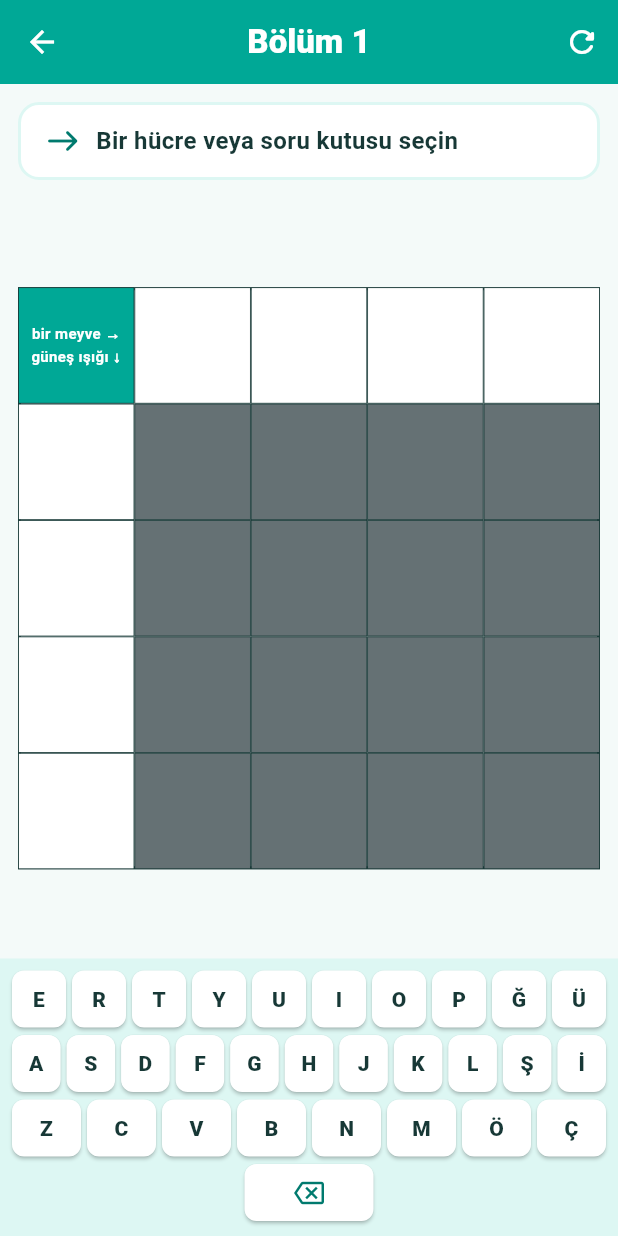
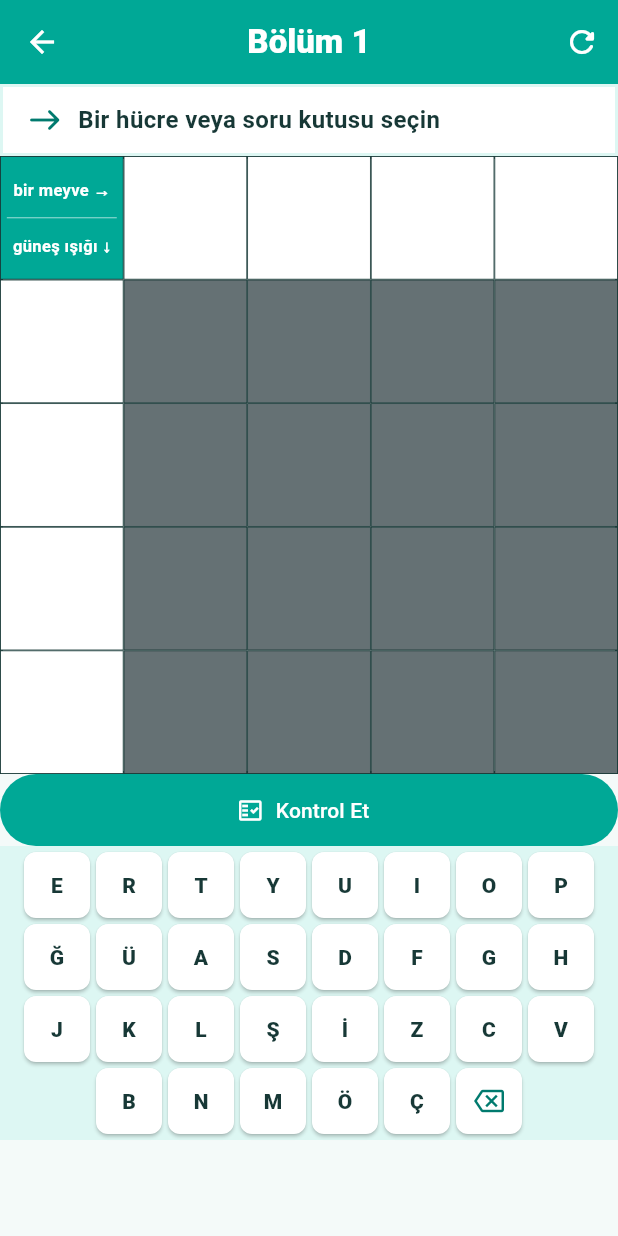
Before and after one commit to Djayaz42/cengel_bulmaca, a Flutter app: the screen it shows after launch, after a tap on an icon or button, on a phone screen of 412 x 824 dp. Run offline on Flutter 3.47's test engine with Material 3 defaults, Android fonts, the phone set to English and light mode, and no system bars.

Commit message:
Improve crossword feedback and responsive layout

```diff
--- a/lib/controllers/game_controller.dart
+++ b/lib/controllers/game_controller.dart
@@ -10,6 +10,7 @@ class GameController extends ChangeNotifier {
 
   final Puzzle puzzle;
   final Map<GridPosition, String> _letters = {};
+  bool _showValidationErrors = false;
 
   PuzzleWord? selectedWord;
   GridPosition? selectedCell;
@@ -22,8 +23,29 @@ class GameController extends ChangeNotifier {
   }
 
   Map<GridPosition, String> get letters => Map.unmodifiable(_letters);
+  bool get showValidationErrors => _showValidationErrors;
 
   String letterAt(GridPosition position) => _letters[position] ?? '';
+
+  String? correctLetterAt(GridPosition position) {
+    for (final word in puzzle.wordsAt(position)) {
+      final index = word.positions.indexOf(position);
+      if (index >= 0) return word.answer[index];
+    }
+    return null;
+  }
+
+  bool? isCellCorrect(GridPosition position) {
+    final letter = letterAt(position);
+    if (letter.isEmpty) return null;
+    return letter == correctLetterAt(position);
+  }
+
+  bool shouldHighlightError(GridPosition position) {
+    return _showValidationErrors &&
+        puzzle.cellAt(position)?.type == CellType.answer &&
+        isCellCorrect(position) != true;
+  }
 
   bool isInSelectedWord(GridPosition position) {
     return selectedWord?.positions.contains(position) ?? false;
@@ -81,6 +103,7 @@ class GameController extends ChangeNotifier {
     if (position == null || word == null || letter.isEmpty) return;
 
     _letters[position] = letter.toUpperCase();
+    _showValidationErrors = false;
     final index = word.positions.indexOf(position);
     if (index >= 0 && index < word.positions.length - 1) {
       selectedCell = word.positions[index + 1];
@@ -100,12 +123,28 @@ class GameController extends ChangeNotifier {
         _letters.remove(selectedCell);
       }
     }
+    _showValidationErrors = false;
     notifyListeners();
   }
 
   void clear() {
     _letters.clear();
+    _showValidationErrors = false;
     notifyListeners();
+  }
+
+  int checkAnswers() {
+    _showValidationErrors = true;
+    final wrongCells = <GridPosition>{};
+    for (final word in puzzle.words) {
+      for (final position in word.positions) {
+        if (isCellCorrect(position) != true) {
+          wrongCells.add(position);
+        }
+      }
+    }
+    notifyListeners();
+    return wrongCells.length;
   }
 
   bool get isComplete {
--- a/lib/screens/chapter_list_screen.dart
+++ b/lib/screens/chapter_list_screen.dart
@@ -10,9 +10,10 @@ class ChapterListScreen extends StatelessWidget {
   Widget build(BuildContext context) {
     return Scaffold(
       appBar: AppBar(title: const Text('ÇENGEL BULMACA')),
-      body: Center(
+      body: Align(
+        alignment: Alignment.topCenter,
         child: ConstrainedBox(
-          constraints: const BoxConstraints(maxWidth: 620),
+          constraints: const BoxConstraints(maxWidth: 600),
           child: ListView(
             padding: const EdgeInsets.all(20),
             children: [
@@ -23,7 +24,9 @@ class ChapterListScreen extends StatelessWidget {
               const SizedBox(height: 8),
               const Text('Kelimeleri çöz, yönünü seç ve bulmacayı tamamla.'),
               const SizedBox(height: 24),
-              Card(
+              SizedBox(
+                width: double.infinity,
+                child: Card(
                   clipBehavior: Clip.antiAlias,
                   child: InkWell(
                     onTap: () {
@@ -78,6 +81,7 @@ class ChapterListScreen extends StatelessWidget {
                     ),
                   ),
                 ),
+              ),
             ],
           ),
         ),
--- a/lib/screens/game_screen.dart
+++ b/lib/screens/game_screen.dart
@@ -1,3 +1,5 @@
+import 'dart:math' as math;
+
 import 'package:flutter/material.dart';
 
 import '../controllers/game_controller.dart';
@@ -48,6 +50,21 @@ class _GameScreenState extends State<GameScreen> {
     }
   }
 
+  void _checkAnswers() {
+    final wrongCount = _controller!.checkAnswers();
+    ScaffoldMessenger.of(context)
+      ..hideCurrentSnackBar()
+      ..showSnackBar(
+        SnackBar(
+          content: Text(
+            wrongCount == 0
+                ? 'Tüm hücreler doğru.'
+                : '$wrongCount hücre yanlış veya boş.',
+          ),
+        ),
+      );
+  }
+
   @override
   void dispose() {
     _controller?.removeListener(_onGameChanged);
@@ -72,18 +89,33 @@ class _GameScreenState extends State<GameScreen> {
       body: controller == null
           ? const Center(child: CircularProgressIndicator())
           : SafeArea(
-              child: Center(
+              child: Align(
+                alignment: Alignment.topCenter,
                 child: ConstrainedBox(
                   constraints: const BoxConstraints(maxWidth: 650),
+                  child: LayoutBuilder(
+                    builder: (context, constraints) {
+                      final gridSize = math.min(
+                        constraints.maxWidth,
+                        math.max(180.0, constraints.maxHeight - 315.0),
+                      );
+                      return SingleChildScrollView(
                         child: Column(
+                          mainAxisAlignment: MainAxisAlignment.start,
                           children: [
                             _CluePanel(controller: controller),
-                      Expanded(
-                        child: Padding(
-                          padding: const EdgeInsets.symmetric(horizontal: 12),
-                          child: Center(
+                            SizedBox(
+                              width: gridSize,
+                              height: gridSize,
                               child: CrosswordGrid(controller: controller),
                             ),
+                            SizedBox(
+                              width: double.infinity,
+                              height: 48,
+                              child: FilledButton.icon(
+                                onPressed: _checkAnswers,
+                                icon: const Icon(Icons.fact_check_outlined),
+                                label: const Text('Kontrol Et'),
                               ),
                             ),
                             TurkishKeyboard(
@@ -91,6 +123,9 @@ class _GameScreenState extends State<GameScreen> {
                               onDelete: controller.deleteLetter,
                             ),
                           ],
+                        ),
+                      );
+                    },
                   ),
                 ),
               ),
@@ -117,11 +152,9 @@ class _CluePanel extends StatelessWidget {
 
     return Container(
       width: double.infinity,
-      margin: const EdgeInsets.all(12),
-      padding: const EdgeInsets.symmetric(horizontal: 16, vertical: 12),
+      padding: const EdgeInsets.symmetric(horizontal: 16, vertical: 10),
       decoration: BoxDecoration(
         color: Colors.white,
-        borderRadius: BorderRadius.circular(14),
         border: Border.all(color: AppColors.lightTurquoise, width: 2),
       ),
       child: Row(
--- a/lib/widgets/crossword_grid.dart
+++ b/lib/widgets/crossword_grid.dart
@@ -78,23 +78,35 @@ class _GridCell extends StatelessWidget {
             mainAxisAlignment: MainAxisAlignment.center,
             children: [
               if (cell?.questionRight != null)
-                Text(
+                Expanded(
+                  child: FittedBox(
+                    fit: BoxFit.scaleDown,
+                    child: Text(
                       '${cell!.questionRight} →',
                       textAlign: TextAlign.center,
                       style: const TextStyle(
                         color: Colors.white,
-                    fontSize: 10,
+                        fontSize: 11,
                         fontWeight: FontWeight.w700,
                       ),
                     ),
+                  ),
+                ),
+              if (cell?.questionRight != null && cell?.questionDown != null)
+                const Divider(height: 1, thickness: 0.6, color: Colors.white70),
               if (cell?.questionDown != null)
-                Text(
+                Expanded(
+                  child: FittedBox(
+                    fit: BoxFit.scaleDown,
+                    child: Text(
                       '${cell!.questionDown} ↓',
                       textAlign: TextAlign.center,
                       style: const TextStyle(
                         color: Colors.white,
-                    fontSize: 10,
+                        fontSize: 11,
                         fontWeight: FontWeight.w700,
+                      ),
+                    ),
                   ),
                 ),
             ],
@@ -105,22 +117,34 @@ class _GridCell extends StatelessWidget {
 
     final selected = controller.selectedCell == position;
     final inWord = controller.isInSelectedWord(position);
+    final correctness = controller.isCellCorrect(position);
+    final showError = controller.shouldHighlightError(position);
+    final background = correctness == true
+        ? Colors.green.shade100
+        : correctness == false
+        ? Colors.red.shade100
+        : selected
+        ? AppColors.darkTurquoise
+        : inWord
+        ? AppColors.selectedWord
+        : Colors.white;
+
     return InkWell(
       onTap: () => controller.selectCell(position),
       child: Container(
         decoration: BoxDecoration(
-          color: selected
-              ? AppColors.darkTurquoise
-              : inWord
-              ? AppColors.selectedWord
-              : Colors.white,
-          border: border,
+          color: background,
+          border: showError
+              ? Border.all(color: Colors.red.shade700, width: 2)
+              : border,
         ),
         alignment: Alignment.center,
         child: Text(
           controller.letterAt(position),
           style: TextStyle(
-            color: selected ? Colors.white : AppColors.ink,
+            color: selected && correctness == null
+                ? Colors.white
+                : AppColors.ink,
             fontSize: 25,
             fontWeight: FontWeight.w900,
           ),
--- a/lib/widgets/turkish_keyboard.dart
+++ b/lib/widgets/turkish_keyboard.dart
@@ -21,34 +21,18 @@ class TurkishKeyboard extends StatelessWidget {
   @override
   Widget build(BuildContext context) {
     return Container(
-      padding: const EdgeInsets.fromLTRB(6, 8, 6, 10),
+      width: double.infinity,
+      padding: const EdgeInsets.all(4),
       color: AppColors.lightTurquoise,
-      child: Column(
-        mainAxisSize: MainAxisSize.min,
+      child: Wrap(
+        alignment: WrapAlignment.center,
+        spacing: 4,
+        runSpacing: 4,
         children: [
           for (final row in rows)
-            Padding(
-              padding: const EdgeInsets.only(bottom: 5),
-              child: Row(
-                mainAxisAlignment: MainAxisAlignment.center,
-                children: [
-                  for (final letter in row)
-                    Flexible(
-                      child: Padding(
-                        padding: const EdgeInsets.symmetric(horizontal: 2),
-                        child: _KeyButton(
-                          label: letter,
-                          onTap: () => onLetter(letter),
-                        ),
-                      ),
-                    ),
-                ],
-              ),
-            ),
-          SizedBox(
-            width: 86,
-            child: _KeyButton(icon: Icons.backspace_outlined, onTap: onDelete),
-          ),
+            for (final letter in row)
+              _KeyButton(label: letter, onTap: () => onLetter(letter)),
+          _KeyButton(icon: Icons.backspace_outlined, onTap: onDelete),
         ],
       ),
     );
@@ -68,11 +52,12 @@ class _KeyButton extends StatelessWidget {
       color: Colors.white,
       borderRadius: BorderRadius.circular(8),
       elevation: 1,
-      child: InkWell(
-        borderRadius: BorderRadius.circular(8),
-        onTap: onTap,
-        child: SizedBox(
-          height: 38,
+      child: SizedBox(
+        width: 44,
+        height: 44,
+        child: InkWell(
+          borderRadius: BorderRadius.circular(8),
+          onTap: onTap,
           child: Center(
             child: icon != null
                 ? Icon(icon, color: AppColors.darkTurquoise, size: 20)
```
Also changed, not shown: 3 other files. Lines whose indentation alone changed are shown as unchanged.
